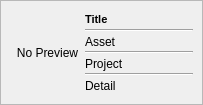
Old version of the form ui/item.ui in the repository iceanimations/customui.
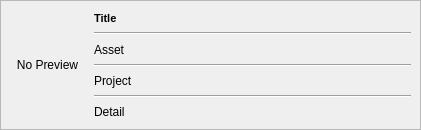
New version of the form.

Commit message: leaveEvent and enterEvent added to item class, thumbLabel set to hiden, width and height of scrollBars in scroller set to 15 and some geomatry adjustments made to ui files

```diff
--- a/ui/item.ui
+++ b/ui/item.ui
@@ -6,10 +6,28 @@
    <rect>
     <x>0</x>
     <y>0</y>
-    <width>203</width>
-    <height>105</height>
+    <width>421</width>
+    <height>130</height>
    </rect>
   </property>
+  <property name="sizePolicy">
+   <sizepolicy hsizetype="Expanding" vsizetype="Preferred">
+    <horstretch>0</horstretch>
+    <verstretch>0</verstretch>
+   </sizepolicy>
+  </property>
+  <property name="minimumSize">
+   <size>
+    <width>250</width>
+    <height>0</height>
+   </size>
+  </property>
+  <property name="maximumSize">
+   <size>
+    <width>16777215</width>
+    <height>130</height>
+   </size>
+  </property>
   <property name="windowTitle">
    <string>Frame</string>
   </property>
@@ -21,7 +39,7 @@
   </property>
   <layout class="QVBoxLayout" name="verticalLayout_2">
    <property name="spacing">
-    <number>0</number>
+    <number>9</number>
    </property>
    <property name="margin">
     <number>9</number>
@@ -61,8 +79,17 @@
      </item>
      <item>
       <layout class="QVBoxLayout" name="verticalLayout">
+       <property name="spacing">
+        <number>6</number>
+       </property>
        <item>
         <widget class="QLabel" name="titleLabel">
+         <property name="sizePolicy">
+          <sizepolicy hsizetype="Expanding" vsizetype="Preferred">
+           <horstretch>0</horstretch>
+           <verstretch>0</verstretch>
+          </sizepolicy>
+         </property>
          <property name="font">
           <font>
            <pointsize>8</pointsize>
@@ -76,6 +103,9 @@
          <property name="text">
           <string>Title</string>
          </property>
+         <property name="wordWrap">
+          <bool>false</bool>
+         </property>
         </widget>
        </item>
        <item>
@@ -87,6 +117,12 @@
        </item>
        <item>
         <widget class="QLabel" name="assetLabel">
+         <property name="sizePolicy">
+          <sizepolicy hsizetype="Expanding" vsizetype="Preferred">
+           <horstretch>0</horstretch>
+           <verstretch>0</verstretch>
+          </sizepolicy>
+         </property>
          <property name="text">
           <string>Asset</string>
          </property>
@@ -101,6 +137,12 @@
        </item>
        <item>
         <widget class="QLabel" name="projectLabel">
+         <property name="sizePolicy">
+          <sizepolicy hsizetype="Expanding" vsizetype="Preferred">
+           <horstretch>0</horstretch>
+           <verstretch>0</verstretch>
+          </sizepolicy>
+         </property>
          <property name="text">
           <string>Project</string>
          </property>
@@ -115,6 +157,12 @@
        </item>
        <item>
         <widget class="QLabel" name="detailLabel">
+         <property name="sizePolicy">
+          <sizepolicy hsizetype="Expanding" vsizetype="Preferred">
+           <horstretch>0</horstretch>
+           <verstretch>0</verstretch>
+          </sizepolicy>
+         </property>
          <property name="text">
           <string>Detail</string>
          </property>
```
The commit also changes 2 other files.
